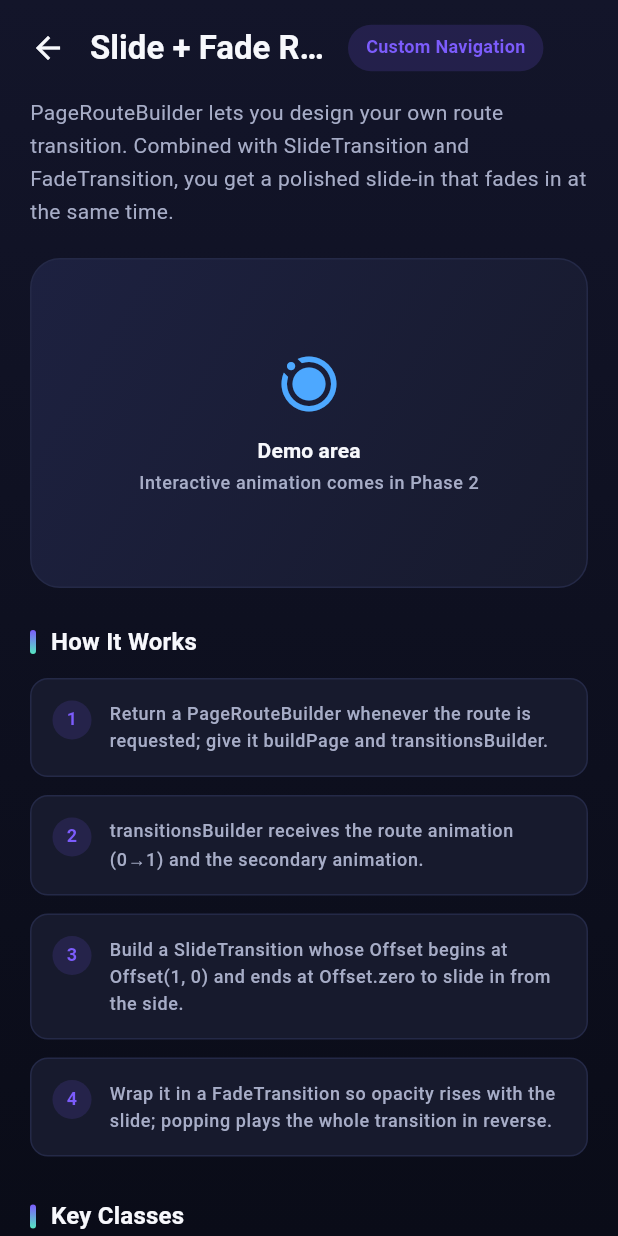
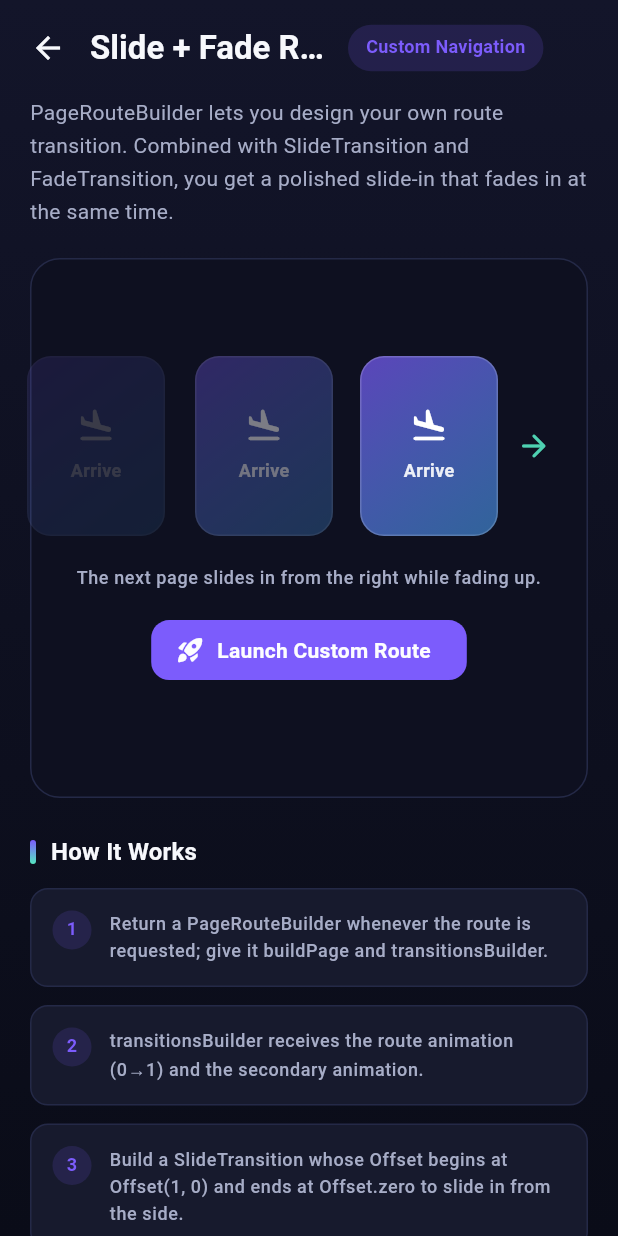
Before and after one commit to fahadkhalid22/Flutter-Animation-Showcase, a Flutter app: the CustomRouteDemoScreen screen opened by its route, on a phone screen of 412 x 824 dp. Run offline on Flutter 3.47's test engine with Material 3 defaults, Android fonts, the phone set to English and light mode, and no system bars.

Commit message:
feat: polish custom route transition experience
Co-Authored-By: Claude Code <noreply@anthropic.com>

```diff
--- /dev/null
+++ b/lib/features/custom_route/custom_route_demo.dart
@@ -0,0 +1,140 @@
+import 'package:flutter/material.dart';
+
+import '../../core/constants/app_colors.dart';
+import '../../core/constants/app_radius.dart';
+import '../../core/constants/app_spacing.dart';
+import '../../shared/route_transitions.dart';
+import 'custom_route_destination_screen.dart';
+
+/// Interactive start of the custom route transition.
+///
+/// Shows a preview of the slide-and-fade effect and a launch button that
+/// pushes the destination with [buildSlideFadeRoute]. Popping the destination
+/// replays the transition in reverse, so it can be launched again.
+class CustomRouteDemo extends StatelessWidget {
+  /// Creates the custom route demo stage.
+  const CustomRouteDemo({super.key});
+
+  void _launch(BuildContext context) {
+    Navigator.of(context).push(
+      buildSlideFadeRoute<void>(page: const CustomRouteDestinationScreen()),
+    );
+  }
+
+  @override
+  Widget build(BuildContext context) {
+    final ThemeData theme = Theme.of(context);
+    return Container(
+      height: 360,
+      decoration: BoxDecoration(
+        color: AppColors.background,
+        borderRadius: BorderRadius.circular(AppRadius.xl),
+        border: Border.all(color: const Color(0xFF242947)),
+      ),
+      child: Column(
+        children: [
+          const Spacer(flex: 7),
+          const _TransitionPreview(),
+          const SizedBox(height: AppSpacing.xl),
+          Text(
+            'The next page slides in from the right while fading up.',
+            textAlign: TextAlign.center,
+            style: theme.textTheme.bodySmall?.copyWith(
+              color: AppColors.textSecondary,
+            ),
+          ),
+          const SizedBox(height: AppSpacing.lg),
+          FilledButton.icon(
+            onPressed: () => _launch(context),
+            icon: const Icon(Icons.rocket_launch_rounded, size: 20),
+            label: const Text('Launch Custom Route'),
+          ),
+          const Spacer(flex: 8),
+        ],
+      ),
+    );
+  }
+}
+
+/// Static illustration of the slide + fade transition.
+class _TransitionPreview extends StatelessWidget {
+  const _TransitionPreview();
+
+  @override
+  Widget build(BuildContext context) {
+    return Row(
+      mainAxisAlignment: MainAxisAlignment.center,
+      children: [
+        // Ghost copy, fully faded — where the page starts.
+        _PreviewPanel(opacity: 0.18, offset: -26),
+        const SizedBox(width: 6),
+        // Mid-flight copy, partially faded and pushed right.
+        _PreviewPanel(opacity: 0.45, offset: -12),
+        const SizedBox(width: 6),
+        // Landed copy, opaque and at rest.
+        const _PreviewPanel(opacity: 1.0, offset: 0),
+        const SizedBox(width: AppSpacing.md),
+        Icon(
+          Icons.arrow_forward_rounded,
+          color: AppColors.accent.withValues(alpha: 0.9),
+        ),
+      ],
+    );
+  }
+}
+
+/// One panel in the slide-and-fade preview; [opacity] is the fade stage and
+/// [offset] is a horizontal nudge mimicking the slide stage.
+class _PreviewPanel extends StatelessWidget {
+  const _PreviewPanel({required this.opacity, required this.offset});
+
+  final double opacity;
+  final double offset;
+
+  @override
+  Widget build(BuildContext context) {
+    return Transform.translate(
+      offset: Offset(offset, 0),
+      child: Opacity(
+        opacity: opacity,
+        child: Container(
+          width: 92,
+          height: 120,
+          decoration: BoxDecoration(
+            gradient: LinearGradient(
+              begin: Alignment.topLeft,
+              end: Alignment.bottomRight,
+              colors: [
+                AppColors.primary.withValues(alpha: 0.7),
+                AppColors.secondary.withValues(alpha: 0.55),
+              ],
+            ),
+            borderRadius: BorderRadius.circular(AppRadius.lg),
+            border: Border.all(
+              color: AppColors.textPrimary.withValues(alpha: 0.18),
+            ),
+          ),
+          child: Column(
+            mainAxisAlignment: MainAxisAlignment.center,
+            children: [
+              const Icon(
+                Icons.flight_land_rounded,
+                color: Colors.white,
+                size: 26,
+              ),
+              SizedBox(height: 8),
+              Text(
+                'Arrive',
+                style: TextStyle(
+                  color: Colors.white.withValues(alpha: 0.9),
+                  fontSize: 12,
+                  fontWeight: FontWeight.w700,
+                ),
+              ),
+            ],
+          ),
+        ),
+      ),
+    );
+  }
+}
--- a/lib/features/custom_route/custom_route_demo_screen.dart
+++ b/lib/features/custom_route/custom_route_demo_screen.dart
@@ -2,8 +2,8 @@ import 'package:flutter/material.dart';
 
 import '../../core/constants/app_strings.dart';
 import '../../shared/demo_lesson_view.dart';
-import '../../shared/demo_placeholder.dart';
 import '../../shared/demo_screen_shell.dart';
+import 'custom_route_demo.dart';
 
 /// Demo 05 — Custom Slide + Fade Route.
 ///
@@ -24,7 +24,7 @@ class CustomRouteDemoScreen extends StatelessWidget {
             'PageRouteBuilder lets you design your own route transition. '
             'Combined with SlideTransition and FadeTransition, you get a '
             'polished slide-in that fades in at the same time.',
-        demo: DemoPlaceholder(),
+        demo: CustomRouteDemo(),
         howItWorks: [
           'Return a PageRouteBuilder whenever the route is requested; give it '
               'buildPage and transitionsBuilder.',
```
Also changed, not shown: lib/features/custom_route/custom_route_destination_screen.dart (added, +130 -0 lines).
